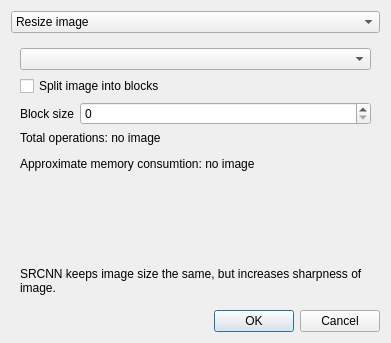
Above: src/windows/TaskCreationDialog.ui from GRAPHENE9932/ImageUpscalerQt before the change. Below: the same form after it.
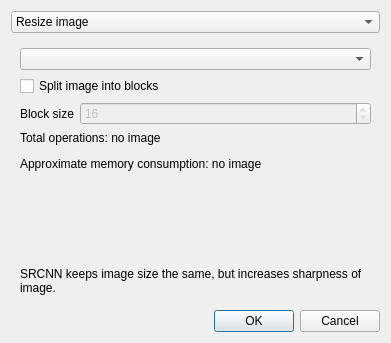
That is the form after the change. The open tabs and pages were chosen to show the change.

Commit message: Modify task creation dialog UI and set connections in the UI file.

What changed in the file:
```diff
--- a/src/windows/TaskCreationDialog.ui
+++ b/src/windows/TaskCreationDialog.ui
@@ -249,14 +249,30 @@
           </widget>
          </item>
          <item>
-          <widget class="QSpinBox" name="srcnn_block_size_spin_box"/>
+          <widget class="QSpinBox" name="srcnn_block_size_spin_box">
+           <property name="enabled">
+            <bool>false</bool>
+           </property>
+           <property name="minimum">
+            <number>16</number>
+           </property>
+           <property name="maximum">
+            <number>16</number>
+           </property>
+           <property name="singleStep">
+            <number>16</number>
+           </property>
+           <property name="value">
+            <number>16</number>
+           </property>
+          </widget>
          </item>
         </layout>
        </item>
        <item>
         <widget class="QLabel" name="srcnn_info_label">
          <property name="text">
-          <string>&lt;html&gt;&lt;head/&gt;&lt;body&gt;&lt;p&gt;Total operations: no image&lt;/p&gt;&lt;p&gt;Approximate memory consumtion: no image&lt;/p&gt;&lt;/body&gt;&lt;/html&gt;</string>
+          <string>&lt;html&gt;&lt;head/&gt;&lt;body&gt;&lt;p&gt;Total operations: no image&lt;/p&gt;&lt;p&gt;Approximate memory consumption: no image&lt;/p&gt;&lt;/body&gt;&lt;/html&gt;</string>
          </property>
          <property name="wordWrap">
           <bool>false</bool>
```
Left out of the diff: 230 changed lines with no effect on the pictures.
